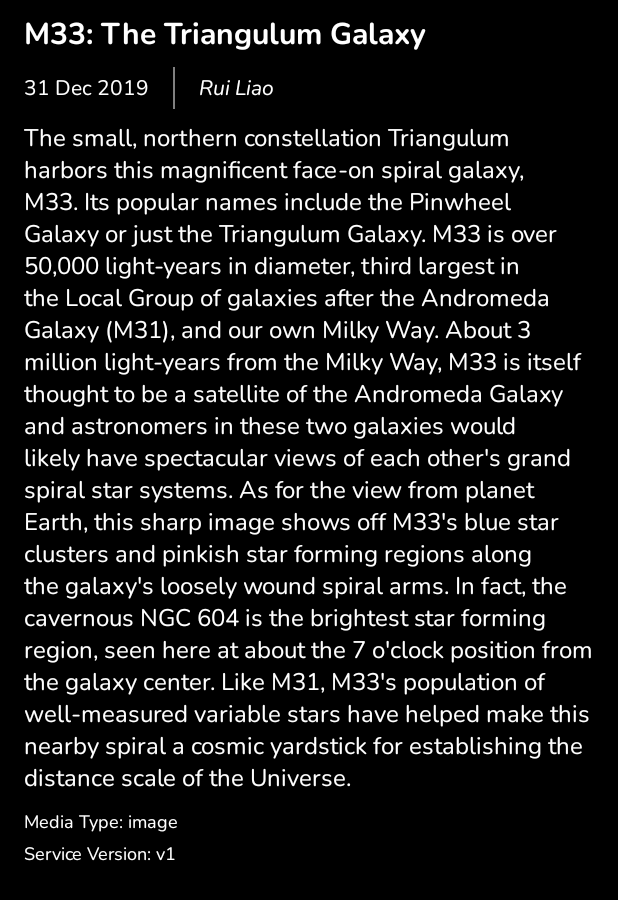
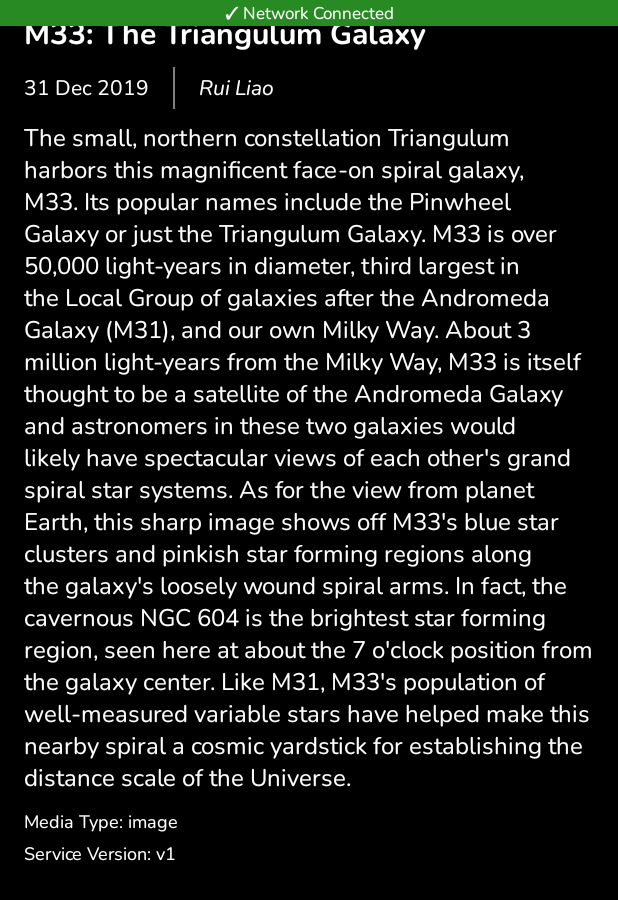
Before and after one commit to ljk15/obvious-apod, an Android app: the LandingFragmentDetails screen opened through its navigation route, on a phone screen of 412 x 824 dp. Shown: the top 900 px of the screen. Run offline under Robolectric (Android 15) with nearby library versions, the phone set to English and light mode, and no system bars; our stand-ins replace Shimmer; libraries missing offline, so code that uses them is left out: androidx.palette.graphics, com.facebook.shimmer; 2 statements that could not run were skipped.

Commit message:
Add error image
Add network info on first run too

```diff
--- a/app/src/main/java/com/obvious/apod/screens/activities/LandingActivity.kt
+++ b/app/src/main/java/com/obvious/apod/screens/activities/LandingActivity.kt
@@ -13,7 +13,6 @@ import com.obvious.apod.utils.ConnectionStateMonitor
 class LandingActivity :
     BaseViewBindingActivity<ActivityLandingBinding>(ActivityLandingBinding::inflate) {
 
-    private var isOnline = true
     private val handler = Handler(Looper.getMainLooper())
     private lateinit var visibilityRunnable: Runnable
 
@@ -30,15 +29,11 @@ class LandingActivity :
 
         ConnectionStateMonitor(this).observe(this) {
             if (it) {
-                if (!isOnline) {
-                    binding.tvNoNet.text = getString(R.string.network_connected)
-                    binding.tvNoNet.setBackgroundColor(getColor(R.color.green))
-                    binding.tvNoNet.visibility = VISIBLE
-                    handler.postDelayed(visibilityRunnable, 3000)
-                }
-                isOnline = true
+                binding.tvNoNet.text = getString(R.string.network_connected)
+                binding.tvNoNet.setBackgroundColor(getColor(R.color.green))
+                binding.tvNoNet.visibility = VISIBLE
+                handler.postDelayed(visibilityRunnable, 3000)
             } else {
-                isOnline = false
                 handler.removeCallbacks(visibilityRunnable)
                 binding.tvNoNet.text = getString(R.string.working_offline)
                 binding.tvNoNet.setBackgroundColor(getColor(R.color.red))
--- a/app/src/main/java/com/obvious/apod/screens/adapters/ImageDetailViewHolder.kt
+++ b/app/src/main/java/com/obvious/apod/screens/adapters/ImageDetailViewHolder.kt
@@ -17,6 +17,7 @@ class ImageDetailViewHolder(private val binding: HolderDetailsBinding) :
         Glide.with(binding.ivImg.context)
             .load(item.hdUrl)
             .placeholder(Injector.provideShimmerPlaceHolder())
+            .error(R.drawable.ic_twotone_image_failed_to_load_24)
             .centerInside()
             .dontAnimate()
             .into(binding.ivImg)
--- a/app/src/main/java/com/obvious/apod/screens/adapters/ImageListViewHolder.kt
+++ b/app/src/main/java/com/obvious/apod/screens/adapters/ImageListViewHolder.kt
@@ -19,6 +19,7 @@ class ImageListViewHolder(val binding: HolderImageBinding) :
             .load(item.hdUrl)
             .thumbnail(0.25f)
             .placeholder(Injector.provideShimmerPlaceHolder())
+            .error(R.drawable.ic_twotone_image_failed_to_load_24)
             .centerCrop()
             .dontAnimate()
             .into(binding.ivImg)
--- a/app/src/main/java/com/obvious/apod/utils/PaletteHelper.kt
+++ b/app/src/main/java/com/obvious/apod/utils/PaletteHelper.kt
@@ -21,6 +21,10 @@ object PaletteHelper {
             callback(colorMap[colorKey]!!)
         else {
             Glide.with(view).asBitmap().load(url).into(object : CustomTarget<Bitmap>() {
+                override fun onLoadFailed(errorDrawable: Drawable?) {
+                    callback(Color.BLACK)
+                }
+
                 override fun onResourceReady(resource: Bitmap, transition: Transition<in Bitmap>?) {
                     val color = getColorFromSwatch(generatePalette(resource))
                     colorMap[colorKey] = color
--- /dev/null
+++ b/app/src/main/res/drawable/ic_twotone_image_failed_to_load_24.xml
@@ -0,0 +1,22 @@
+<vector xmlns:android="http://schemas.android.com/apk/res/android"
+    android:width="24dp"
+    android:height="24dp"
+    android:alpha="0.8"
+    android:tint="#808080"
+    android:viewportWidth="24"
+    android:viewportHeight="24">
+    <group
+        android:pivotX="12"
+        android:pivotY="12"
+        android:scaleX="0.5"
+        android:scaleY="0.5">
+        <path
+            android:fillAlpha="0.3"
+            android:fillColor="@android:color/white"
+            android:pathData="M7.83,5H19v11.17L7.83,5zM16.17,19l-2,-2H6l3,-4l2,2.72l0.84,-1.05L5,7.83V19H16.17z"
+            android:strokeAlpha="0.3" />
+        <path
+            android:fillColor="@android:color/white"
+            android:pathData="M5.83,3H19c1.1,0 2,0.9 2,2v13.17l-2,-2V5H7.83L5.83,3zM20.49,23.31L18.17,21H5c-1.1,0 -2,-0.9 -2,-2V5.83L0.69,3.51L2.1,2.1l1.49,1.49L5,5l8.11,8.11l2.69,2.69L19,19l1.41,1.41l1.49,1.49L20.49,23.31zM16.17,19l-2,-2H6l3,-4l2,2.72l0.84,-1.05L5,7.83V19H16.17z" />
+    </group>
+</vector>
--- a/app/src/main/res/values/strings.xml
+++ b/app/src/main/res/values/strings.xml
@@ -4,5 +4,5 @@
     <string name="media_type">Media Type:\u0020</string>
     <string name="service_version">Service Version:\u0020</string>
     <string name="working_offline">\u24d8 Working Offline</string>
-    <string name="network_connected">Network Connected</string>
+    <string name="network_connected">\u2713 Network Connected</string>
 </resources>
```
